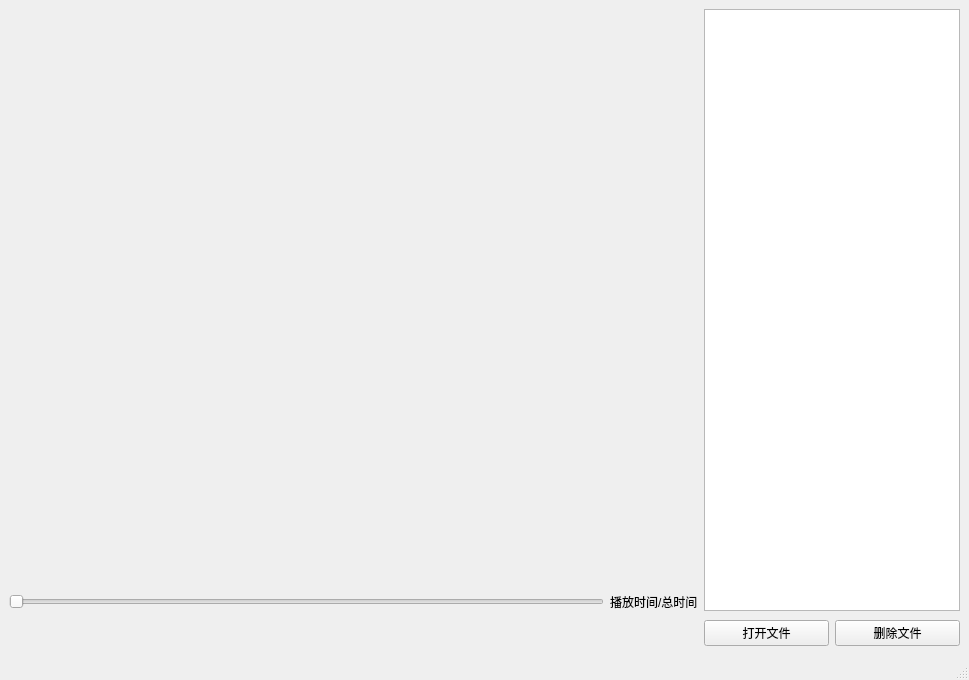
Qt form mainwindow.ui (leolock/QTplayer) before a commit.
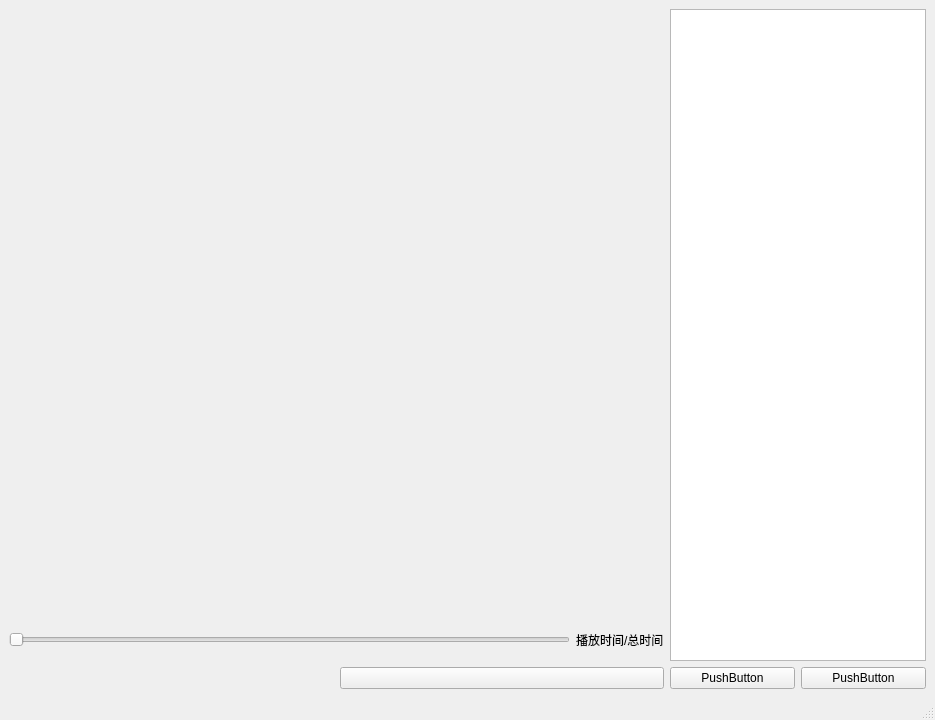
The same form after that commit.

Diff of the .ui file:
```diff
--- a/mainwindow.ui
+++ b/mainwindow.ui
@@ -6,8 +6,8 @@
    <rect>
     <x>0</x>
     <y>0</y>
-    <width>969</width>
-    <height>680</height>
+    <width>935</width>
+    <height>720</height>
    </rect>
   </property>
   <property name="windowTitle">
@@ -25,66 +25,37 @@
       </property>
      </widget>
     </item>
-    <item row="17" column="0">
-     <layout class="QHBoxLayout" name="horizontalLayout_2" stretch="5,1,1,1,5">
-      <item>
-       <widget class="QWidget" name="widget_2" native="true"/>
-      </item>
-      <item alignment="Qt::AlignHCenter|Qt::AlignTop">
-       <widget class="QWidget" name="lastWidget" native="true">
-        <property name="minimumSize">
-         <size>
-          <width>32</width>
-          <height>32</height>
-         </size>
-        </property>
-       </widget>
-      </item>
-      <item alignment="Qt::AlignHCenter|Qt::AlignTop">
-       <widget class="QWidget" name="playWidget" native="true">
-        <property name="minimumSize">
-         <size>
-          <width>32</width>
-          <height>32</height>
-         </size>
-        </property>
-       </widget>
-      </item>
-      <item alignment="Qt::AlignHCenter|Qt::AlignTop">
-       <widget class="QWidget" name="nextWidget" native="true">
-        <property name="minimumSize">
-         <size>
-          <width>32</width>
-          <height>32</height>
-         </size>
-        </property>
-       </widget>
-      </item>
-      <item>
-       <widget class="QWidget" name="widget_3" native="true"/>
-      </item>
-     </layout>
-    </item>
-    <item row="17" column="1">
+    <item row="15" column="1">
      <layout class="QHBoxLayout" name="horizontalLayout_3">
       <item>
-       <widget class="QPushButton" name="addfileButton">
+       <widget class="QPushButton" name="pushButton">
         <property name="text">
-         <string>打开文件</string>
+         <string>PushButton</string>
         </property>
        </widget>
       </item>
       <item>
-       <widget class="QPushButton" name="delfileButton">
+       <widget class="QPushButton" name="pushButton_2">
         <property name="text">
-         <string>删除文件</string>
+         <string>PushButton</string>
         </property>
        </widget>
       </item>
      </layout>
     </item>
-    <item row="0" column="0" rowspan="14">
-     <layout class="QHBoxLayout" name="playWidgetLayout"/>
+    <item row="15" column="0">
+     <layout class="QHBoxLayout" name="horizontalLayout_2">
+      <item>
+       <widget class="QWidget" name="widget" native="true"/>
+      </item>
+      <item>
+       <widget class="QPushButton" name="startButton">
+        <property name="text">
+         <string/>
+        </property>
+       </widget>
+      </item>
+     </layout>
     </item>
     <item row="14" column="0">
      <layout class="QHBoxLayout" name="horizontalLayout">
@@ -106,12 +77,6 @@
       </item>
       <item>
        <widget class="QLabel" name="label_2">
-        <property name="sizePolicy">
-         <sizepolicy hsizetype="Preferred" vsizetype="Fixed">
-          <horstretch>0</horstretch>
-          <verstretch>0</verstretch>
-         </sizepolicy>
-        </property>
         <property name="text">
          <string>播放时间/总时间</string>
         </property>
@@ -119,6 +84,9 @@
       </item>
      </layout>
     </item>
+    <item row="0" column="0" rowspan="14">
+     <layout class="QHBoxLayout" name="playWidgetLayout"/>
+    </item>
    </layout>
   </widget>
   <widget class="QMenuBar" name="menubar">
@@ -126,7 +94,7 @@
     <rect>
      <x>0</x>
      <y>0</y>
-     <width>969</width>
+     <width>935</width>
      <height>28</height>
     </rect>
    </property>
```
